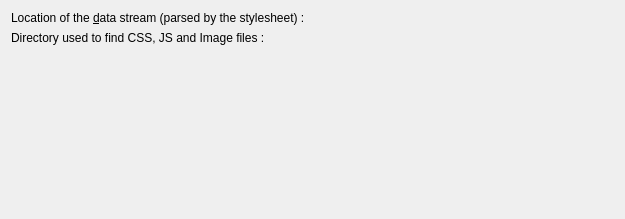
First picture: the form in plugins/core/pluginproperty/parserprojectproperty.ui, repository phoenix741/xinx, before the edit.
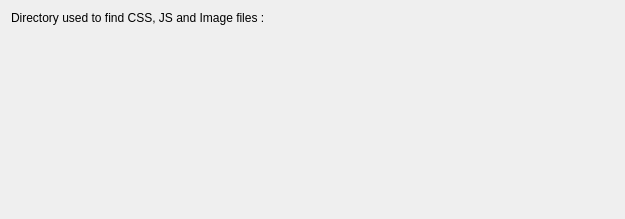
Second picture: the form after the edit. Custom widgets are drawn as their Qt base class.

Commit message: [EVO] Remove the data stream location from the standard dialog, and change the signification (now it's a link) on new project.

What changed in the file:
```diff
--- a/plugins/core/pluginproperty/parserprojectproperty.ui
+++ b/plugins/core/pluginproperty/parserprojectproperty.ui
@@ -15,23 +15,6 @@
   </property>
   <layout class="QFormLayout" name="formLayout">
    <item row="0" column="0">
-    <widget class="QLabel" name="m_labelDataStream">
-     <property name="text">
-      <string>Location of the &amp;data stream (parsed by the stylesheet) :</string>
-     </property>
-     <property name="buddy">
-      <cstring>m_dataStreamEdit</cstring>
-     </property>
-    </widget>
-   </item>
-   <item row="0" column="1">
-    <widget class="DirectoryEditWidget" name="m_dataStreamEdit" native="true">
-     <property name="focusPolicy">
-      <enum>Qt::StrongFocus</enum>
-     </property>
-    </widget>
-   </item>
-   <item row="1" column="0">
     <widget class="QLabel" name="label">
      <property name="text">
       <string>Directory used to find CSS, JS and Image files :</string>
@@ -41,8 +24,14 @@
      </property>
     </widget>
    </item>
-   <item row="1" column="1">
+   <item row="0" column="1">
     <widget class="DirectoryEditWidget" name="m_urlLocationEdit" native="true">
+     <property name="sizePolicy">
+      <sizepolicy hsizetype="MinimumExpanding" vsizetype="Preferred">
+       <horstretch>0</horstretch>
+       <verstretch>0</verstretch>
+      </sizepolicy>
+     </property>
      <property name="focusPolicy">
       <enum>Qt::StrongFocus</enum>
      </property>
```
The commit also changes 4 other files.
